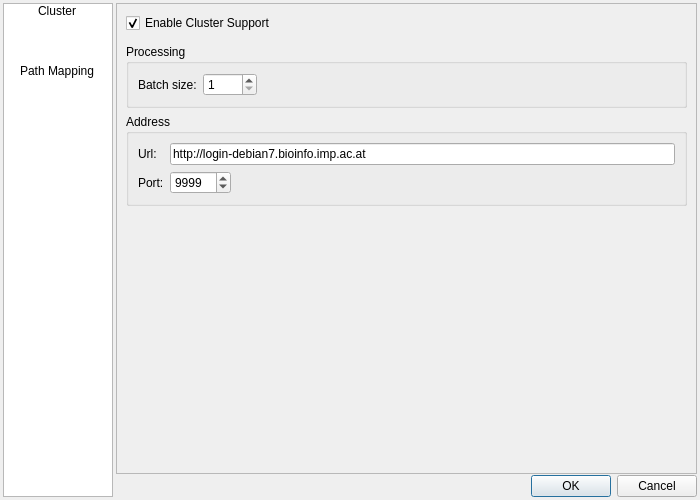
Before: the Qt Designer form cecog/gui/preferences.ui in CellCognition/cecog, drawn with Qt 5.
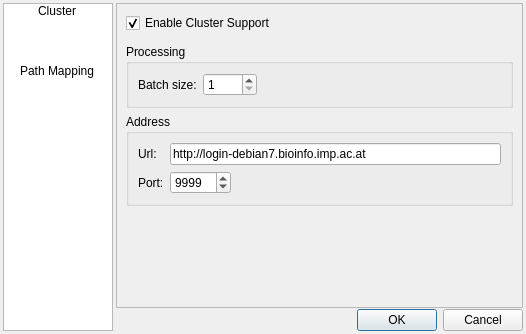
After: the same form once the commit is applied. Icons and pictures are not drawn.

Commit message: window polished

Patch:
```diff
--- a/cecog/gui/preferences.ui
+++ b/cecog/gui/preferences.ui
@@ -6,8 +6,8 @@
    <rect>
     <x>0</x>
     <y>0</y>
-    <width>700</width>
-    <height>500</height>
+    <width>526</width>
+    <height>334</height>
    </rect>
   </property>
   <property name="windowTitle">
```
Left out of the diff: 28 changed lines with no effect on the pictures.
